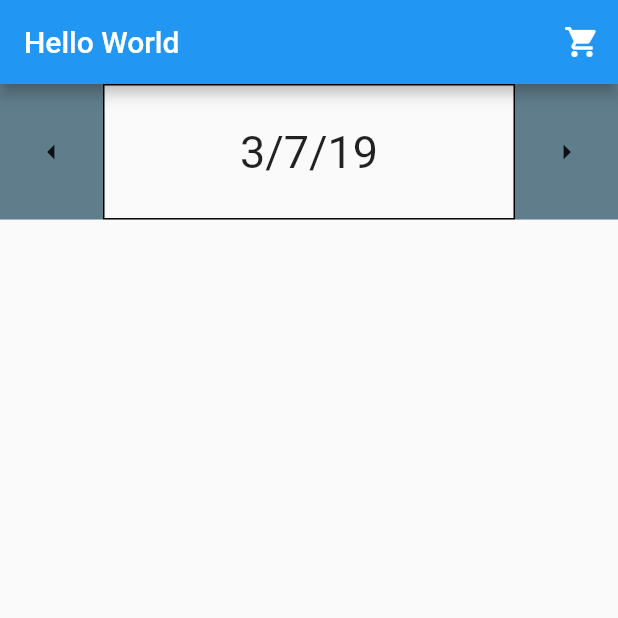
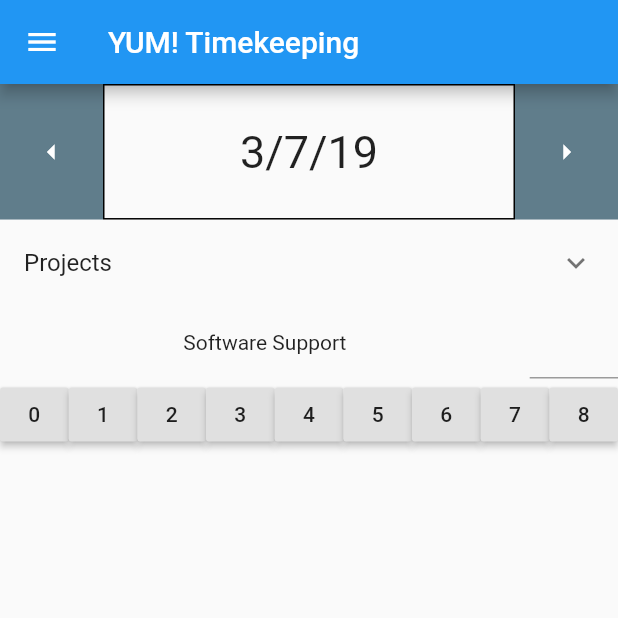
Before and after one commit to Jeb-Thomas/Daily-Trimetracking, a Flutter app: the screen it shows after launch, on a phone screen of 412 x 824 dp, the top half of it. Run offline on Flutter 3.47's test engine with Material 2 defaults, Android fonts, the phone set to English and light mode, and no system bars.

Commit message:
Added rough body material
Added a dropdown checkbox and a single entity of a project input item that would be generated off of the checkbox

```diff
--- a/yum_timetracking/lib/main.dart
+++ b/yum_timetracking/lib/main.dart
@@ -20,9 +20,9 @@ class MyApp extends StatelessWidget {
   }
 }
 
+
 class MyStatelessWidget extends StatelessWidget {
   MyStatelessWidget({Key key}) : super(key: key);
-
   @override
   Widget build(BuildContext context) {
     return Scaffold(
@@ -41,6 +41,7 @@ class MyStatelessWidget extends StatelessWidget {
                           ),
                           child: IconButton(
                             icon: Icon(Icons.arrow_left),
+                            color: Colors.white,
                             onPressed: (){},
                           ),
                         ),
@@ -67,6 +68,7 @@ class MyStatelessWidget extends StatelessWidget {
                           ),
                           child: IconButton(
                             icon: Icon(Icons.arrow_right),
+                            color: Colors.white,
                             onPressed: (){},
                           ),
                         ),
@@ -78,23 +80,72 @@ class MyStatelessWidget extends StatelessWidget {
               flex: 2,
             ),
             Expanded(
-              child: SizedBox.expand(child: null,),
+              child: ListView(
+                children: <Widget>[
+                  ExpansionTile(
+                    title: Text("Projects"),
+                    children: <Widget>[
+                      CheckboxListTile(
+                        value: false,
+                        title: Text('Hardware Support'),
+                        onChanged: (bool value){},
+                      ),
+                      CheckboxListTile(
+                        value: false,
+                        title: Text('Software Support'),
+                        onChanged: (bool value){},
+                      ),
+                      CheckboxListTile(
+                        value: false,
+                        title: Text('Vacation'),
+                        onChanged: (bool value){},
+                      ),
+                    ],
+                  ),
+                  Column(
+                    children:
+                    <Widget>[
+                      Row(
+                        children: <Widget>[
+                          Expanded(child: Center(child: Text("Software Support")), flex: 6,),
+                          Expanded(child: TextField())
+                        ],
+                      ),
+                      Row(
+                        children: <Widget>[
+                          Expanded(child: RaisedButton(onPressed: (){}, child: Text('0'),)),
+                          Expanded(child: RaisedButton(onPressed: (){}, child: Text('1'),)),
+                          Expanded(child: RaisedButton(onPressed: (){}, child: Text('2'),)),
+                          Expanded(child: RaisedButton(onPressed: (){}, child: Text('3'),)),
+                          Expanded(child: RaisedButton(onPressed: (){}, child: Text('4'),)),
+                          Expanded(child: RaisedButton(onPressed: (){}, child: Text('5'),)),
+                          Expanded(child: RaisedButton(onPressed: (){}, child: Text('6'),)),
+                          Expanded(child: RaisedButton(onPressed: (){}, child: Text('7'),)),
+                          Expanded(child: RaisedButton(onPressed: (){}, child: Text('8'),)),
+
+                        ],
+                      ),
+                    ],
+                  ),
+                ],
+              ),
               flex: 15,
             ),
           ],
         ),
       appBar: AppBar(
-        title: Text('Hello World'),
+        title: Text('YUM! Timekeeping'),
         actions: <Widget>[
-          IconButton(
+          /*IconButton(
             icon: Icon(Icons.shopping_cart),
             tooltip: 'Open shopping cart',
             onPressed: () {
               // ...
             },
-          ),
+          ),*/
         ],
       ),
+      drawer: Drawer(),
     );
   }
 }
```
